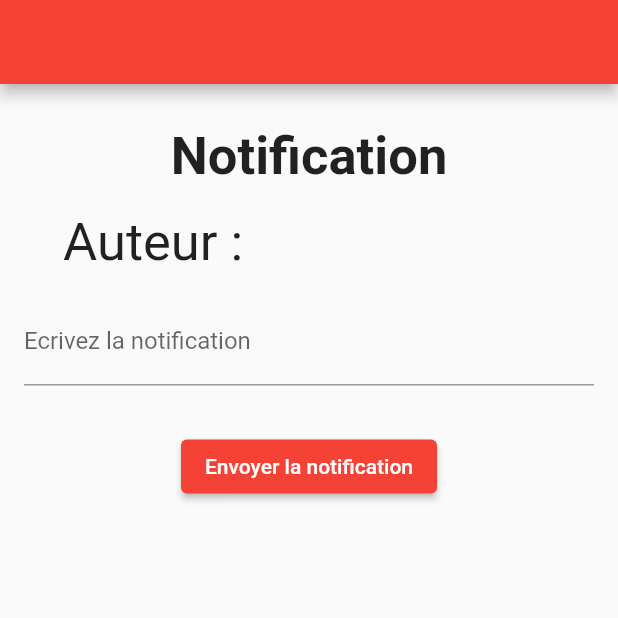
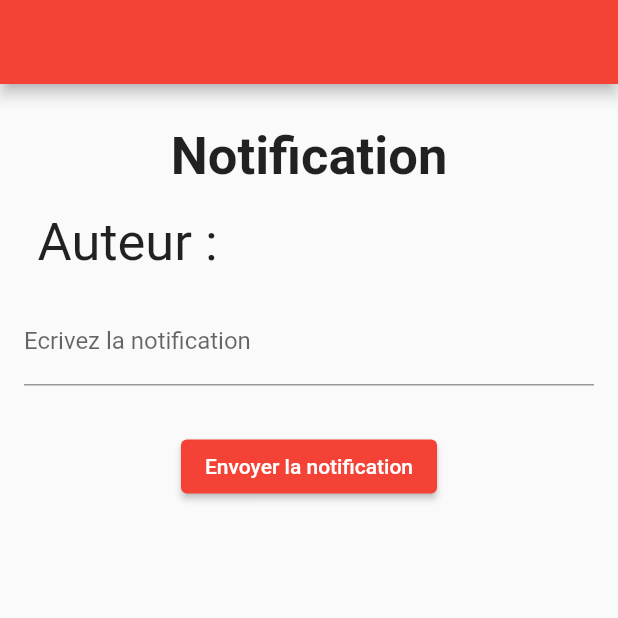
Before and after one commit to Sarah-Ab/Hackathon, a Flutter app: the CreateNotifPage screen opened directly with empty values, on a phone screen of 412 x 824 dp, the top half of it. Run offline on Flutter 3.47's test engine with Material 2 defaults, Android fonts, the phone set to English and light mode, and no system bars; our stand-ins replace firebase_auth, firebase_core, firebase_database, firebase_messaging, flutter_swiper, form_field_validator; accounts and stored records are empty.

Commit message:
Fixe Projet

```diff
--- a/lib/createnotif.dart
+++ b/lib/createnotif.dart
@@ -66,7 +66,7 @@ import './mainpage.dart';
                     child : Row(
 
                     children : [
-                      SizedBox(width: 42),
+                      SizedBox(width: 25),
                     Text("Auteur : "+widget.user.displayName.toString(),
                           style:
                           TextStyle(fontSize: 35),
--- a/lib/register.dart
+++ b/lib/register.dart
@@ -314,7 +314,7 @@ class SignUpFormState extends State<SignUpForm> {
           final newUser = await Auth().logIn(
               emailController.text,
               passwordController.text);
-          Navigator.push(
+          Navigator.pushReplacement(
               context,
               MaterialPageRoute(
                   builder: (context) => MainPageForm(title: 'Accueil', user: newUser,)));
```
